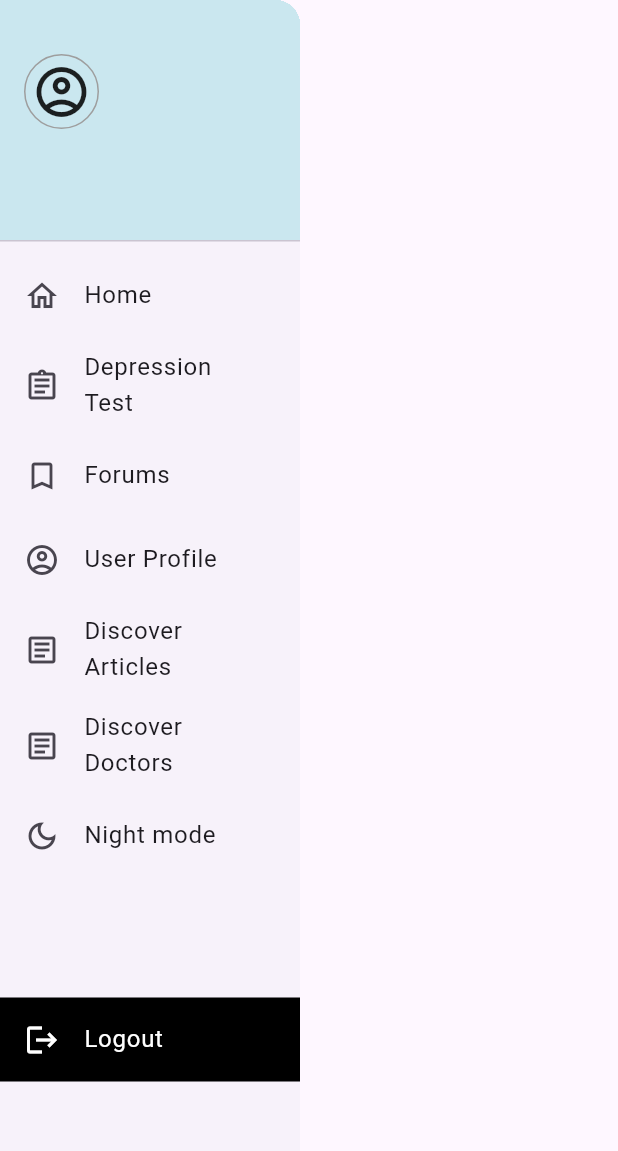
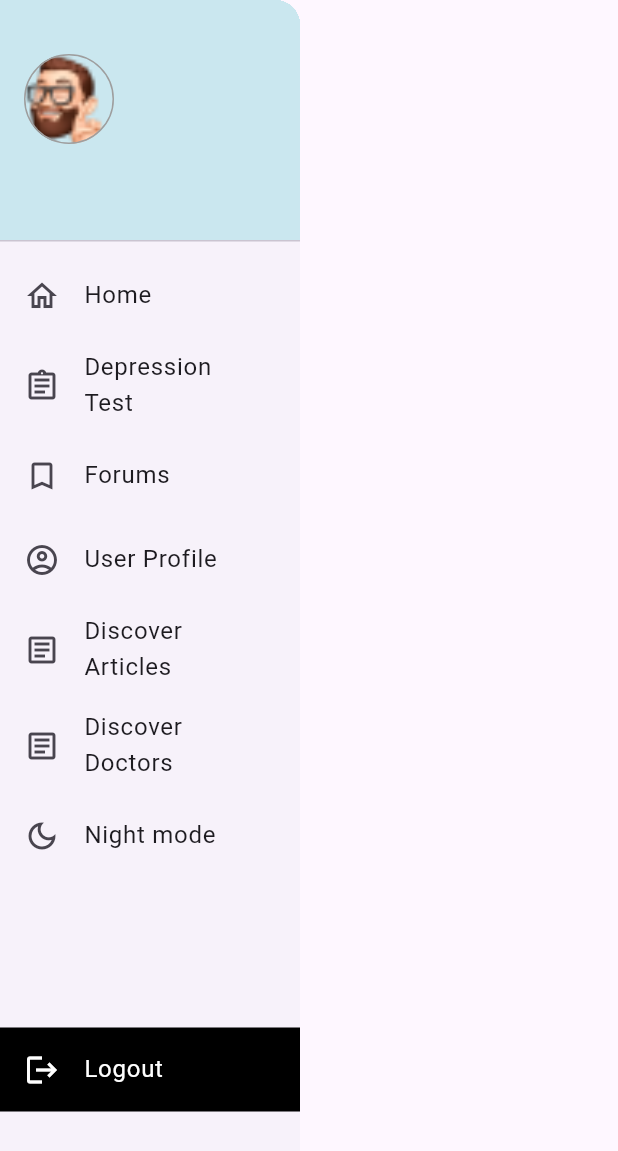
Before and after one commit to kareemezzat25/mentalhealth, a Flutter app: the CommonDrawer widget shown alone on an empty page, opened directly with empty values, on a phone screen of 412 x 824 dp. Shown: the top 1151 px of the screen. Run offline on Flutter 3.47's test engine with Material 3 defaults, Android fonts, the phone set to English and light mode, and no system bars; our stand-ins replace animated_splash_screen, flutter_cache_manager, google_sign_in, image_picker, shared_preferences; accounts and stored records are empty; network calls fail.

Commit message:
Provider State Management used in update CommonDrawer

```diff
--- a/lib/api/UserProfileApi.dart
+++ b/lib/api/UserProfileApi.dart
@@ -29,7 +29,7 @@ Future<void> updateUserProfile(
   File? photo,
 ) async {
   try {
-    String apiUrl = 'https://nexus-api-h3ik.onrender.com/api/profiles/$userId';
+    String apiUrl = 'https://nexus-api-h3ik.onrender.com/api/users/$userId';
     String? token = await Auth.getToken();
 
     if (token == null) {
--- /dev/null
+++ b/lib/models/user_model.dart
@@ -0,0 +1,14 @@
+import 'package:flutter/material.dart';
+
+class UserModel extends ChangeNotifier {
+  String userName = '';
+  String userEmail = '';
+  String photoUrl = ''; // Add photoUrl field
+
+  void setUserInfo(String? name, String? email, String? url) {
+    userName = name ?? '';
+    userEmail = email ?? '';
+    photoUrl = url ?? ''; // Set photoUrl
+    notifyListeners();
+  }
+}
--- a/lib/widgets/CommonDrawer.dart
+++ b/lib/widgets/CommonDrawer.dart
@@ -1,51 +1,20 @@
-// CommonDrawer.dart
+import 'package:flutter/material.dart';
+import 'package:mentalhealthh/models/user_model.dart';
+import 'package:mentalhealthh/views/ForumsPage.dart';
+import 'package:mentalhealthh/views/UserProfile.dart';
+import 'package:mentalhealthh/views/login.dart';
+import 'package:provider/provider.dart';
+import 'package:mentalhealthh/authentication/auth.dart';
 
-import 'package:flutter/material.dart';
-import 'package:flutter/services.dart';
-import 'package:mentalhealthh/authentication/auth.dart';
-import 'package:mentalhealthh/views/ForumsPage.dart';
-import 'package:mentalhealthh/views/login.dart';
-import 'package:mentalhealthh/views/UserProfile.dart'; // Import UserProfile.dart
+class CommonDrawer extends StatelessWidget {
+  final String userId;
 
-class CommonDrawer extends StatefulWidget {
-  final String userId; // Add userId parameter
-
-  CommonDrawer({required this.userId}); // Update constructor
-  @override
-  _CommonDrawerState createState() => _CommonDrawerState();
-}
-
-class _CommonDrawerState extends State<CommonDrawer> {
-  String userName = '';
-  String userEmail = '';
-  String photoUrl= '';
-
-  @override
-  void initState() {
-    super.initState();
-    _loadUserData();
-  }
-
- _loadUserData() async {
-  try {
-    // Fetch user data
-    String? retrievedUserName = await Auth.getUserName();
-    String? retrievedUserEmail = await Auth.getEmail();
-    String? retrievedPhotoUrl = await Auth.getPhotoUrl();
-
-    setState(() {
-      this.userName = retrievedUserName ?? '';
-      this.userEmail = retrievedUserEmail ?? '';
-      this.photoUrl = retrievedPhotoUrl ?? '';
-    });
-  } catch (error) {
-    print('Error loading user data: $error');
-  }
-}
-
+  CommonDrawer({required this.userId});
 
   @override
   Widget build(BuildContext context) {
+    UserModel userModel = Provider.of<UserModel>(context); // Access UserModel
+
     return Drawer(
       width: 200,
       child: ListView(
@@ -60,21 +29,24 @@ class _CommonDrawerState extends State<CommonDrawer> {
                 crossAxisAlignment: CrossAxisAlignment.start,
                 children: [
                   Container(
-                    width: 50,
-                    height: 50,
+                    width: 60,
+                    height: 60,
                     decoration: BoxDecoration(
                       borderRadius: BorderRadius.circular(40),
                       border: Border.all(
                           color: Colors.grey, style: BorderStyle.solid),
-                      image: photoUrl.isNotEmpty // Check if photoUrl is not empty
-                ? DecorationImage(
-                    image: NetworkImage(photoUrl), // Use NetworkImage with photoUrl
-                    fit: BoxFit.cover, ): null, // If photoUrl is empty, don't display any image
-          ),
-          child: photoUrl.isEmpty // If photoUrl is empty, display a default icon
-              ? Icon(Icons.account_circle_outlined, size: 40)
-              : null,
+                      image: userModel.photoUrl.isNotEmpty
+                          ? DecorationImage(
+                              image: NetworkImage(userModel.photoUrl),
+                              fit: BoxFit.cover,
+                            )
+                          : const DecorationImage(
+                              image: AssetImage(
+                                  'assets/images/Memoji Boys 3-15.png'),
+                              fit: BoxFit.cover,
+                            ),
                     ),
+                  ),
                   SizedBox(width: 10),
                   Expanded(
                     child: Column(
@@ -82,7 +54,7 @@ class _CommonDrawerState extends State<CommonDrawer> {
                       children: [
                         Flexible(
                           child: Text(
-                            userName,
+                            userModel.userName,
                             style: TextStyle(
                               color: Colors.black,
                               fontSize: 18,
@@ -94,7 +66,7 @@ class _CommonDrawerState extends State<CommonDrawer> {
                         ),
                         Flexible(
                           child: Text(
-                            userEmail,
+                            userModel.userEmail,
                             style: TextStyle(
                               color: Colors.black,
                               fontSize: 14,
@@ -120,14 +92,11 @@ class _CommonDrawerState extends State<CommonDrawer> {
             leading: const Icon(Icons.bookmark_outline_outlined),
             title: Text("Forums"),
             onTap: () {
-              // Close the drawer
               Navigator.pop(context);
-
-              // Navigate to forums screen and replace the current route
               Navigator.pushReplacement(
                 context,
                 MaterialPageRoute(
-                    builder: (context) => ForumsPage(userId: widget.userId)),
+                    builder: (context) => ForumsPage(userId: userId)),
               );
             },
           ),
@@ -135,14 +104,11 @@ class _CommonDrawerState extends State<CommonDrawer> {
             leading: Icon(Icons.account_circle_outlined),
             title: Text("User Profile"),
             onTap: () {
-              // Close the drawer
               Navigator.pop(context);
-
-              // Navigate to UserProfile screen
               Navigator.push(
                 context,
                 MaterialPageRoute(
-                    builder: (context) => UserProfile(userId: widget.userId)),
+                    builder: (context) => UserProfile(userId: userId)),
               );
             },
           ),
@@ -159,7 +125,7 @@ class _CommonDrawerState extends State<CommonDrawer> {
             title: Text("Night mode"),
           ),
           Padding(
-            padding: const EdgeInsets.only(top: 80),
+            padding: const EdgeInsets.only(top: 100),
             child: ListTile(
               tileColor: Color(0xff000000),
               leading: const Icon(
@@ -170,17 +136,11 @@ class _CommonDrawerState extends State<CommonDrawer> {
                   const Text("Logout", style: TextStyle(color: Colors.white)),
               onTap: () {
                 Navigator.pop(context); // Close the drawer
-
                 Navigator.pushAndRemoveUntil(
                   context,
-                  MaterialPageRoute(
-                      builder: (context) =>
-                          Login()), // Replace LoginPage with the actual login page class
+                  MaterialPageRoute(builder: (context) => Login()),
                   (route) => false,
                 );
-
-                // // Exit the app
-                // SystemNavigator.pop();
               },
             ),
           ),
--- a/pubspec.yaml
+++ b/pubspec.yaml
@@ -40,6 +40,7 @@ dependencies:
   flutter_cache_manager: ^3.3.1
   intl: ^0.19.0
   image_picker: ^0.8.4+4
+  provider: ^6.1.2
 
 dev_dependencies:
   flutter_test:
```
Also changed, not shown: lib/authentication/auth.dart (+16 -2 lines), lib/cubit/user_cubit.dart (added, +59 -0 lines), lib/main.dart (+8 -7 lines), lib/views/CreateForum.dart (+21 -25 lines), lib/views/ForumsPage.dart (+32 -6 lines), lib/views/UserInfoEdit.dart (+39 -23 lines), lib/views/UserProfile.dart (+47 -46 lines), lib/views/login.dart (+5 -4 lines), pubspec.lock.
